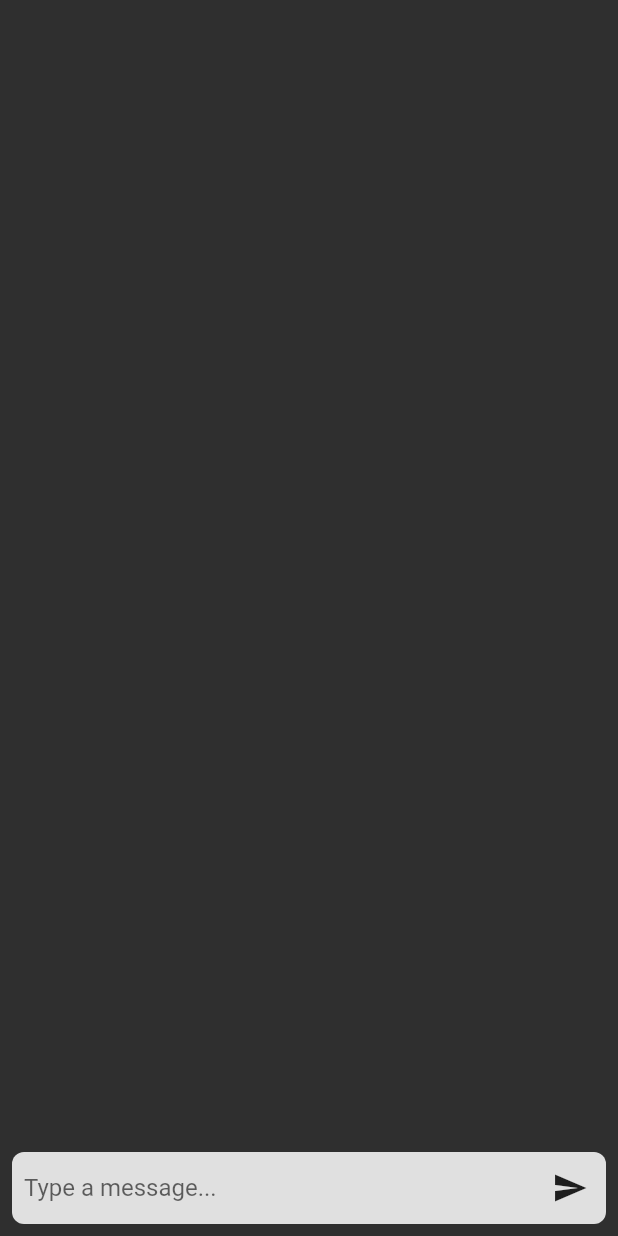
After one commit to BiscuitBobby/psychtrack, a Flutter app: the MainPage screen opened directly, on a phone screen of 412 x 824 dp. The commit adds this screen. Run offline on Flutter 3.47's test engine with Material 2 defaults, Android fonts, the light colour scheme and no system bars.

Commit message:
message implementation

```diff
--- /dev/null
+++ b/lib/chat.dart
@@ -0,0 +1,109 @@
+import 'dart:convert';
+import 'package:flutter/material.dart';
+import 'package:http/http.dart' as http;
+
+class MainPage extends StatefulWidget {
+  @override
+  _MainPageState createState() => _MainPageState();
+}
+
+class _MainPageState extends State<MainPage> {
+  Color biscuitGrey = Color.fromRGBO(47, 47, 47, 1.0);
+  final List<Map<String, dynamic>> messages = [];
+
+  TextEditingController _messageController = TextEditingController();
+
+  void _sendMessage(String message) async {
+    String url = 'http://localhost:3000/chat';
+    Map<String, String> headers = {'Content-Type': 'application/json'};
+    Map<String, dynamic> body = {"text": message};
+
+    setState(() {
+      messages.add({'text': message, 'isMe': true});
+    });
+    _messageController.clear();
+
+    http.Response response = await http.post(Uri.parse(url), headers: headers, body: json.encode(body));
+
+    if (response.statusCode == 200) {
+      Map<String, dynamic> responseData = json.decode(response.body);
+      String responseMessage = responseData['text'];
+
+      setState(() {
+        messages.add({'text': responseMessage, 'isMe': false});
+      });
+
+      _messageController.clear();
+    } else {
+      setState(() {
+        messages.add({'text': 'Error: ${response.statusCode}', 'isMe': false});
+      });
+    }
+  }
+
+  @override
+  Widget build(BuildContext context) {
+    return Scaffold(
+      body: Container(
+        color: biscuitGrey,
+        child: Column(
+          children: [
+            Expanded(
+              child: ListView.builder(
+                itemCount: messages.length,
+                itemBuilder: (context, index) {
+                  final message = messages[index];
+                  return Container(
+                    alignment: message['isMe'] ? Alignment.centerRight : Alignment.centerLeft,
+                    padding: const EdgeInsets.symmetric(horizontal: 20.0, vertical: 4.0),
+                    child: Container(
+                      decoration: BoxDecoration(
+                        color: message['isMe'] ? Colors.green[300] : Colors.grey[300],
+                        borderRadius: BorderRadius.circular(8.0),
+                      ),
+                      padding: const EdgeInsets.symmetric(horizontal: 12.0, vertical: 8.0),
+                      child: Text(
+                        message['text'],
+                        style: TextStyle(fontSize: 16.0),
+                      ),
+                    ),
+                  );
+                },
+              ),
+            ),
+            Container(
+              decoration: BoxDecoration(
+                color: Colors.grey[300],
+                borderRadius: BorderRadius.circular(8.0),
+              ),
+              margin: const EdgeInsets.all(8.0),
+              child: Row(
+                children: [
+                  Expanded(
+                    child: TextField(
+                      controller: _messageController,
+                      decoration: InputDecoration(
+                        border: InputBorder.none,
+                        hintText: 'Type a message...',
+                        contentPadding: const EdgeInsets.symmetric(horizontal: 8.0),
+                      ),
+                    ),
+                  ),
+                  IconButton(
+                    icon: Icon(Icons.send),
+                    onPressed: () {
+                      String message = _messageController.text;
+                      if (message.isNotEmpty) {
+                        _sendMessage(message);
+                      }
+                    },
+                  ),
+                ],
+              ),
+            ),
+          ],
+        ),
+      ),
+    );
+  }
+}
--- a/pubspec.yaml
+++ b/pubspec.yaml
@@ -30,6 +30,7 @@ environment:
 dependencies:
   flutter:
     sdk: flutter
+  http: ^0.13.3
 
 
   # The following adds the Cupertino Icons font to your application.
@@ -52,6 +53,8 @@ dev_dependencies:
 
 # The following section is specific to Flutter packages.
 flutter:
+  assets:
+    - assets/logo.png
 
   # The following line ensures that the Material Icons font is
   # included with your application, so that you can use the icons in
```
Also changed, not shown: lib/main.dart (+5 -105 lines), pubspec.lock.
